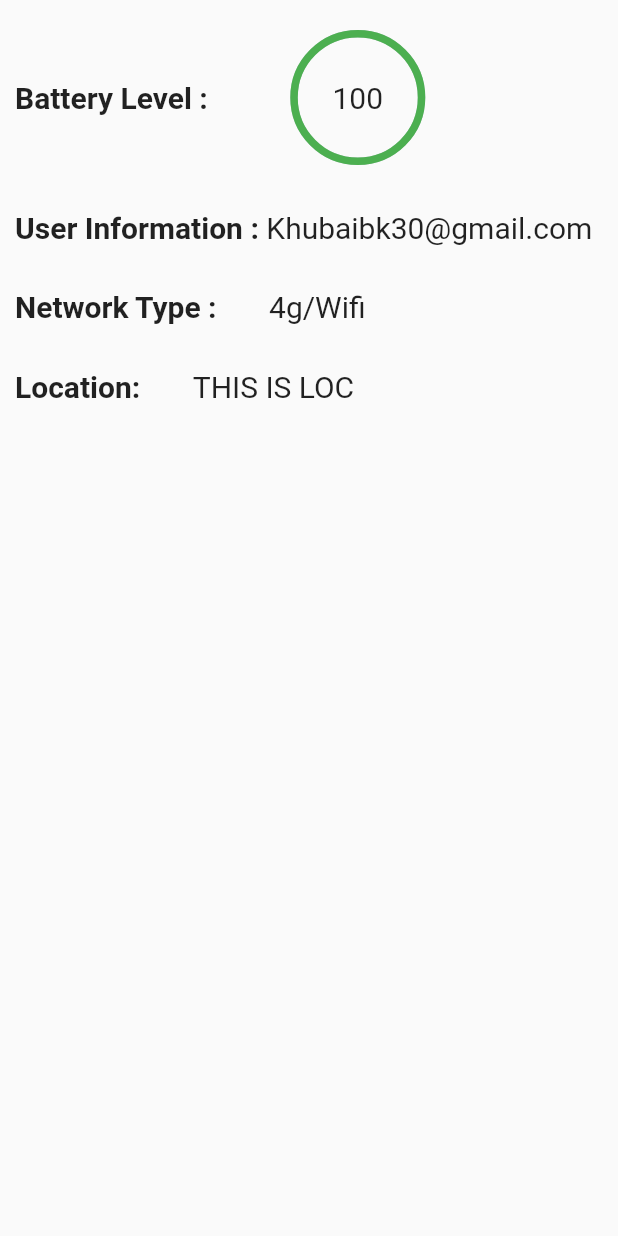
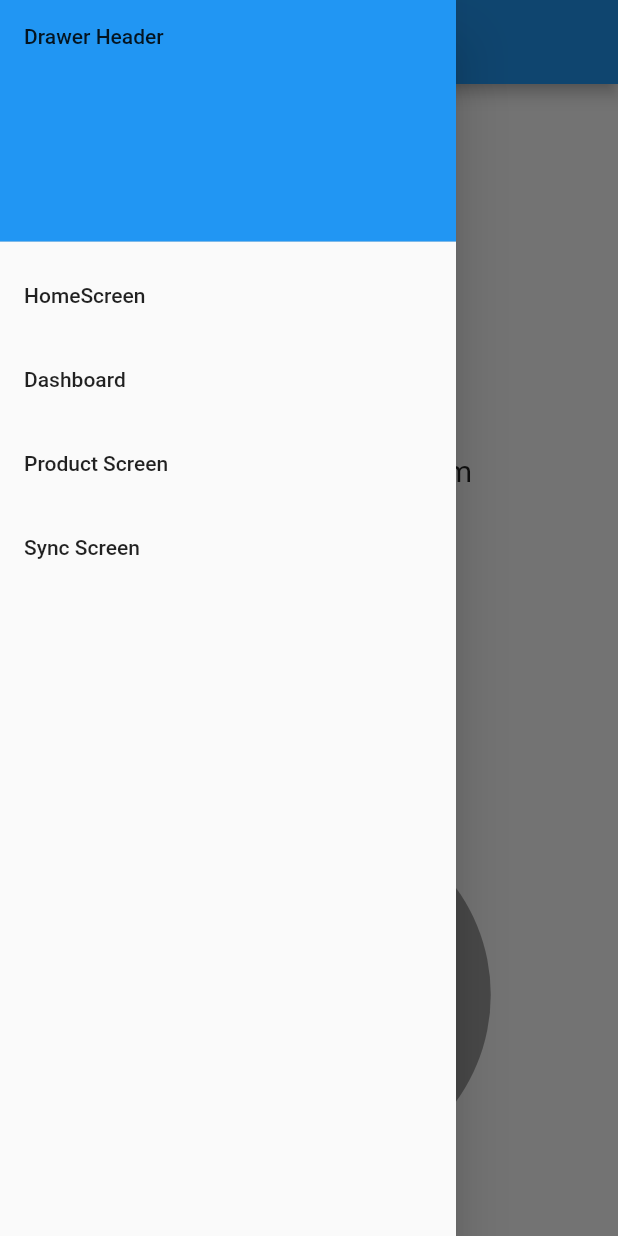
Before and after one commit to Khubaib69/flutter_technical_task_1, a Flutter app: the Dashboard screen opened directly, with the side drawer open (before the commit the screen has no drawer), on a phone screen of 412 x 824 dp. Run offline on Flutter 3.47's test engine with Material 2 defaults, Android fonts, the phone set to English and light mode, and no system bars; drawn by our look-alikes of percent_indicator, pie_chart; our stand-ins replace battery, geolocator, google_maps_flutter; missing offline and left inert: disk_space, system_info; statements that could not run were skipped.

```diff
--- a/lib/main.dart
+++ b/lib/main.dart
@@ -25,7 +25,7 @@ class MyApp extends StatelessWidget {
         // is not restarted.
         primarySwatch: Colors.blue,
       ),
-      home: const HomeScreen(),
+      home: const MyApp(),
     );
   }
 }
--- a/lib/screen/dashboard.dart
+++ b/lib/screen/dashboard.dart
@@ -1,9 +1,20 @@
+import 'dart:async';
+
 import 'package:flutter/material.dart';
+import 'package:google_maps_flutter/google_maps_flutter.dart';
 import 'package:percent_indicator/percent_indicator.dart';
 import 'package:disk_space/disk_space.dart';
 import 'package:battery/battery.dart';
 import 'package:system_info/system_info.dart';
 import 'package:geolocator/geolocator.dart';
+//import 'package:latlng/latlng.dart';
+import 'package:pie_chart/pie_chart.dart';
+import 'package:technical_assignment_1/main.dart';
+import 'dart:core';
+
+import 'google_maps_screen.dart';
+import 'homescreen.dart';
+
 
 class Dashboard extends StatefulWidget {
   const Dashboard({Key? key}) : super(key: key);
@@ -15,56 +26,139 @@ class Dashboard extends StatefulWidget {
 int battery = 0;
 const int MEGABYTE = 1024 * 1024;
 var locationmessage;
+int total_physical_memory=0;
+int free_physical_memory=0;
+int total_virtual_memory=0;
+int free_virtual_memory=0;
+
+
 
 class _DashboardState extends State<Dashboard> {
-  void getCurrentLocation() async {
-    var position = await Geolocator.getCurrentPosition(
+  late Position currentPosition;
+  var geolocator = Geolocator();
+
+  Completer<GoogleMapController> _controllerGoogleMap = Completer();
+  GoogleMapController? newGoogleMapController;
+
+  void lcoateposition() async {
+
+    // LocationPermission permission;
+    // permission = await Geolocator.requestPermission();
+
+
+    Position position = await Geolocator.getCurrentPosition(
         desiredAccuracy: LocationAccuracy.high);
+    currentPosition = position;
+    print("POSITION OYE ${position.latitude} and ${position.longitude}");
+    // var lastposition = await Geolocator.getLastKnownPosition();
+    //
+    // LatLng latLongPosition = LatLng(position.latitude, position.longitude);
+    // print("LatLong OYE ${latLongPosition}");
+    //
+    // CameraPosition cameraPosition =
+    //     CameraPosition(target: latLongPosition, zoom: 14);
+    //
+    // newGoogleMapController
+    //     ?.animateCamera(CameraUpdate.newCameraPosition(cameraPosition));
+    //
 
-    var lastposition = await Geolocator.getLastKnownPosition();
-
-    print(lastposition);
-
-    setState(() {
-      locationmessage =
-          "Latitude : ${position.latitude} And Longitude ${position.longitude}";
-    });
   }
 
   void battery_call() async {
-    battery = await Battery().batteryLevel;
+    var battery_percent = await Battery().batteryLevel;
+    setState(() {
+      battery = battery_percent;
+    });
 
     print("OOOOO BATTERYY OYEEE : ${battery}");
   }
+
+  void getDiskSpaceInfo(){
+    setState(() {
+      total_physical_memory= (SysInfo.getTotalPhysicalMemory() ~/ MEGABYTE);
+      free_physical_memory= (SysInfo.getFreePhysicalMemory() ~/ MEGABYTE);
+      total_virtual_memory= (SysInfo.getTotalVirtualMemory() ~/ MEGABYTE);
+      free_virtual_memory= (SysInfo.getFreeVirtualMemory() ~/ MEGABYTE);
+
+
+      print(total_physical_memory);
+      print(free_physical_memory);
+    });
+    print(
+        "Total physical memory   : ${SysInfo.getTotalPhysicalMemory() ~/ MEGABYTE} MB");
+    print(
+        "Free physical memory    : ${SysInfo.getFreePhysicalMemory() ~/ MEGABYTE} MB");
+    print(
+        "Total virtual memory    : ${SysInfo.getTotalVirtualMemory() ~/ MEGABYTE} MB");
+    print(
+        "Free virtual memory     : ${SysInfo.getFreeVirtualMemory() ~/ MEGABYTE} MB");
+    print(
+        "Virtual memory size     : ${SysInfo.getVirtualMemorySize() ~/ MEGABYTE} MB");
+  }
+
+
+
 
   @override
   void initState() {
     // TODO: implement initState
     super.initState();
+    getDiskSpaceInfo();
     battery_call();
-    getDiskSpaceInfo();
-    getCurrentLocation();
+    //getDiskSpaceInfo();
+    // lcoateposition();
+
   }
 
   @override
+  void dispose() {
+    // TODO: implement dispose
+    super.dispose();
+    Navigator.pop(context);
+  }
+
+  // static final CameraPosition _kGooglePlex =
+  //     CameraPosition(target: LatLng(37.42, -122.085), zoom: 14);
+  //
+  //
+
+
+
+
+  @override
   Widget build(BuildContext context) {
+
+
+    Map<String,double> dataforphysical={
+      "Total Physical Memory": total_physical_memory.toDouble(),
+      "Free Physical Memory": free_physical_memory.toDouble()
+    };
+    Map<String,double> dataforvirtual={
+      "Total Virtual Memory": total_virtual_memory.toDouble(),
+      "Free Virtual Memory": free_virtual_memory.toDouble()
+    };
+
+
     return SafeArea(
       child: Scaffold(
+        appBar: AppBar(title: Text("DashBoard"),),
+        drawer: DrawerWidget(),
         body: Builder(builder: (context) {
-          return Column(
+          return SingleChildScrollView(
+            child: Column(
               crossAxisAlignment: CrossAxisAlignment.center,
               children: [
                 Padding(
-                padding: const EdgeInsets.fromLTRB(10, 20, 10, 0),
-                child: Row(
+                  padding: const EdgeInsets.fromLTRB(0, 20, 0, 0),
+                  child: Column(
                     children: [
                       const Text(
                         'Battery Level : ',
-                      style:
-                          TextStyle(fontSize: 20, fontWeight: FontWeight.bold),
+                        style: TextStyle(
+                            fontSize: 20, fontWeight: FontWeight.bold),
                       ),
                       const SizedBox(
-                      width: 50,
+                        height: 20,
                       ),
                       CircularPercentIndicator(
                         radius: 90.0,
@@ -80,17 +174,17 @@ class _DashboardState extends State<Dashboard> {
                   ),
                 ),
                 Padding(
-                padding: const EdgeInsets.fromLTRB(10, 30, 10, 0),
-                child: Row(
+                  padding: const EdgeInsets.fromLTRB(0, 50, 0, 0),
+                  child: Column(
                     children: const [
                       Text(
                         'User Information : ',
-                      style:
-                          TextStyle(fontSize: 20, fontWeight: FontWeight.bold),
+                        style: TextStyle(
+                            fontSize: 20, fontWeight: FontWeight.bold),
                       ),
-                    // SizedBox(
-                    //   width: 10,
-                    // ),
+                      SizedBox(
+                        height: 20,
+                      ),
                       Text(
                         'Khubaibk30@gmail.com',
                         style: TextStyle(fontSize: 20),
@@ -99,16 +193,16 @@ class _DashboardState extends State<Dashboard> {
                   ),
                 ),
                 Padding(
-                padding: const EdgeInsets.fromLTRB(10, 30, 10, 0),
-                child: Row(
+                  padding: const EdgeInsets.fromLTRB(0, 50, 0, 0),
+                  child: Column(
                     children: const [
                       Text(
                         'Network Type : ',
-                      style:
-                          TextStyle(fontSize: 20, fontWeight: FontWeight.bold),
+                        style: TextStyle(
+                            fontSize: 20, fontWeight: FontWeight.bold),
                       ),
                       SizedBox(
-                      width: 30,
+                        height: 20,
                       ),
                       Text(
                         '4g/Wifi',
@@ -117,60 +211,97 @@ class _DashboardState extends State<Dashboard> {
                     ],
                   ),
                 ),
+                // Container(
+                //   height: 400,
+                //   width: 400,
+                //   child: GoogleMap(
+                //     mapType: MapType.normal,
+                //     myLocationButtonEnabled: true,
+                //     initialCameraPosition: _kGooglePlex,
+                //     myLocationEnabled: true,
+                //     zoomGesturesEnabled: true,
+                //     onMapCreated: (GoogleMapController controller) {
+                //       newGoogleMapController = controller;
+                //       _controllerGoogleMap.complete();
+                //
+                //       lcoateposition();
+                //     },
+                //   ),
+                // ),
+
                 Padding(
-                padding: const EdgeInsets.fromLTRB(10, 30, 10, 0),
-                child: Row(
-                  children: const [
-                    Text(
-                      'Location: ',
-                      style:
-                          TextStyle(fontSize: 20, fontWeight: FontWeight.bold),
+                  padding: const EdgeInsets.fromLTRB(0, 50, 0, 0),
+                  child: Column(
+                    children: [
+                      const Text(
+                        'Physical Memory : ',
+                        style: TextStyle(
+                            fontSize: 20, fontWeight: FontWeight.bold),
+                        textAlign: TextAlign.left,
                       ),
+                      const SizedBox(
+                        height: 20,
+                      ),
+                      PieChart(
+                        dataMap: dataforphysical,
+                        chartRadius: MediaQuery.of(context).size.width/1.7,
+                        legendOptions: const LegendOptions(
+                            legendPosition: LegendPosition.bottom
+                        ),
+                        chartValuesOptions: const ChartValuesOptions(
+                          showChartValuesInPercentage: true,
+                        ),
+                      )
+                    ],
+                  ),
+                ),
+                Padding(
+                  padding: const EdgeInsets.fromLTRB(0, 50, 0, 0),
+                  child: Column(
+                    children: [
+                      const Text(
+                        'Virtual Memory : ',
+                        style: TextStyle(
+                            fontSize: 20, fontWeight: FontWeight.bold),
+                        textAlign: TextAlign.left,
+                      ),
+                      const SizedBox(
+                        height: 20,
+                      ),
+                      PieChart(
+                        dataMap: dataforvirtual,
+                        chartRadius: MediaQuery.of(context).size.width/1.7,
+                        legendOptions: const LegendOptions(
+                            legendPosition: LegendPosition.bottom
+                        ),
+                        chartValuesOptions: const ChartValuesOptions(
+                          showChartValuesInPercentage: true,
+                        ),
+                      )
+
+                    ],
+                  ),
+                ),
+                const SizedBox(
+                  height: 40,
+                ),
+                FlatButton(onPressed: (){
+                  Navigator.push(context, MaterialPageRoute(builder: (context)=> GoogleMapScreen()));
+                }, child:
+                Container(
+                    padding: const EdgeInsets.fromLTRB(40, 10, 40, 10),
+                    color: Colors.blueAccent,
+                    child: Text("GOOGLE MAPS!",style: TextStyle(fontSize: 22,color: Colors.white),)
+                )
+                  ,),
                 SizedBox(
-                      width: 30,
-                    ),
-                    Text(
-                      'THIS IS LOC',
-                      style: TextStyle(fontSize: 20),
+                  height: 40,
                 ),
               ],
             ),
-              )
-            ],
           );
         }),
       ),
     );
   }
 }
-
-//print(SysInfo.getTotalPhysicalMemory());
-// print(SysInfo.getFreePhysicalMemory());
-// print(SysInfo.getTotalVirtualMemory());
-// print(SysInfo.getFreeVirtualMemory());
-// print(SysInfo.getVirtualMemorySize());
-
-void getDiskSpaceInfo() async {
-  // print(SysInfo.getTotalPhysicalMemory());
-  // print(SysInfo.getFreePhysicalMemory());
-  // print(SysInfo.getTotalVirtualMemory());
-  // print(SysInfo.getFreeVirtualMemory());
-  // print(SysInfo.getVirtualMemorySize());
-
-  print(
-      "Total physical memory   : ${SysInfo.getTotalPhysicalMemory() ~/ MEGABYTE} MB");
-  print(
-      "Free physical memory    : ${SysInfo.getFreePhysicalMemory() ~/ MEGABYTE} MB");
-  print(
-      "Total virtual memory    : ${SysInfo.getTotalVirtualMemory() ~/ MEGABYTE} MB");
-  print(
-      "Free virtual memory     : ${SysInfo.getFreeVirtualMemory() ~/ MEGABYTE} MB");
-  print(
-      "Virtual memory size     : ${SysInfo.getVirtualMemorySize() ~/ MEGABYTE} MB");
-
-  // double diskSpace = 0;
-
-  // diskSpace = await DiskSpace.getFreeDiskSpace as double;
-  // print(" OOOOOO DISK OYE ${diskSpace}");
-  // print(await DiskSpace.getTotalDiskSpace);
-}
--- a/lib/screen/homescreen.dart
+++ b/lib/screen/homescreen.dart
@@ -1,152 +1,163 @@
+// import 'package:flutter/material.dart';
+// import 'package:technical_assignment_1/screen/dashboard.dart';
+//
+// class HomeScreen extends StatefulWidget {
+//   const HomeScreen({Key? key}) : super(key: key);
+//
+//   @override
+//   _HomeScreenState createState() => _HomeScreenState();
+// }
+//
+// class _HomeScreenState extends State<HomeScreen> {
+//   @override
+//   Widget build(BuildContext context) {
+//     return Scaffold(
+//       body: TabBarDemo(),
+//     );
+//   }
+// }
+//
+// class TabBarDemo extends StatelessWidget {
+//   const TabBarDemo({Key? key}) : super(key: key);
+//
+//   @override
+//   Widget build(BuildContext context) {
+//     return MaterialApp(
+//       home: DefaultTabController(
+//         length: 3,
+//         child: Scaffold(
+//           appBar: AppBar(
+//             bottom: const TabBar(
+//               tabs: [
+//                 Tab(
+//                   text: "DashBoard",
+//                 ),
+//                 Tab(
+//                   text: "Product Screen",
+//                 ),
+//                 Tab(
+//                   text: "Sync Screen",
+//                 ),
+//               ],
+//             ),
+//             title: const Text('The Tab View'),
+//           ),
+//           body: const TabBarView(
+//             children: [
+//               Dashboard(),
+//               // Icon(Icons.directions_car),
+//               Icon(Icons.directions_transit),
+//               Icon(Icons.directions_bike),
+//             ],
+//           ),
+//         ),
+//       ),
+//     );
+//   }
+// }
+
+
 import 'package:flutter/material.dart';
 import 'package:technical_assignment_1/screen/dashboard.dart';
 
-class HomeScreen extends StatefulWidget {
-  const HomeScreen({Key? key}) : super(key: key);
+void main() => runApp(const MyApp());
+
+class MyApp extends StatelessWidget {
+  const MyApp({Key? key}) : super(key: key);
+
+  static const appTitle = 'Drawer Demo';
 
   @override
-  _HomeScreenState createState() => _HomeScreenState();
-}
-
-class _HomeScreenState extends State<HomeScreen> {
-  @override
   Widget build(BuildContext context) {
-    return Scaffold(
-      body: TabBarDemo(),
+    return const MaterialApp(
+      title: appTitle,
+      home: MyHomePage(),
     );
   }
 }
 
-class TabBarDemo extends StatelessWidget {
-  const TabBarDemo({Key? key}) : super(key: key);
+class MyHomePage extends StatelessWidget {
+  const MyHomePage({Key? key}) : super(key: key);
 
   @override
   Widget build(BuildContext context) {
-    return MaterialApp(
-      home: DefaultTabController(
-        length: 3,
-        child: Scaffold(
-          appBar: AppBar(
-            bottom: const TabBar(
-              tabs: [
-                Tab(
-                  text: "DashBoard",
-                ),
-                Tab(
-                  text: "Product Screen",
-                ),
-                Tab(
-                  text: "Sync Screen",
-                ),
-              ],
+    return Scaffold(
+      appBar: AppBar(title: Text("My Home Page")),
+      body: const Center(
+        child: Text('My Page!'),
+      ),
+      drawer: DrawerWidget(),
+    );
+  }
+}
+
+
+class DrawerWidget extends StatefulWidget {
+  const DrawerWidget({Key? key}) : super(key: key);
+
+  @override
+  _DrawerWidgetState createState() => _DrawerWidgetState();
+}
+
+class _DrawerWidgetState extends State<DrawerWidget> {
+  @override
+  Widget build(BuildContext context) {
+    return Drawer(
+      child: ListView(
+        padding: EdgeInsets.zero,
+        children: [
+          const DrawerHeader(
+            decoration: BoxDecoration(
+              color: Colors.blue,
             ),
-            title: const Text('The Tab View'),
+            child: Text('Drawer Header'),
           ),
-          body: const TabBarView(
-            children: [
-              Dashboard(),
-              // Icon(Icons.directions_car),
-              Icon(Icons.directions_transit),
-              Icon(Icons.directions_bike),
-            ],
+          ListTile(
+            title: const Text('HomeScreen'),
+            onTap: () {
+              onItemPressed(context,0);
+              // Navigator.pop(context);
+            },
           ),
-        ),
+          ListTile(
+            title: const Text('Dashboard'),
+            onTap: () {
+              onItemPressed(context,1);
+            },
+          ),
+          ListTile(
+            title: const Text('Product Screen'),
+            onTap: () {
+              // Update the state of the app
+              // ...
+              // Then close the drawer
+              Navigator.pop(context);
+            },
+          ),
+          ListTile(
+            title: const Text('Sync Screen'),
+            onTap: () {
+              // Update the state of the app
+              // ...
+              // Then close the drawer
+              Navigator.pop(context);
+            },
+          ),
+        ],
       ),
     );
   }
 }
 
-// class Dashboard extends StatefulWidget {
-//   const Dashboard({Key? key}) : super(key: key);
 
-//   @override
-//   _DashboardState createState() => _DashboardState();
-// }
+void onItemPressed(BuildContext context,int index){
+  switch(index){
+    case 0:
+      Navigator.push(context, MaterialPageRoute(builder: (context)=> MyHomePage()));
+      break;
 
-// class _DashboardState extends State<Dashboard> {
-//   @override
-//   Widget build(BuildContext context) {
-//     return Scaffold(
-//       body: Column(
-//         children: [
-//           new CircularPercentIndicator(
-//             radius: 60.0,
-//             lineWidth: 5.0,
-//             percent: 1.0,
-//             center: new Text("100%"),
-//             progressColor: Colors.green,
-//           )
-//         ],
-//       ),
-//     );
-//   }
-// }
-
-// import 'package:flutter/material.dart';
-
-// void main() => runApp(const MyApp());
-
-// class MyApp extends StatelessWidget {
-//   const MyApp({Key? key}) : super(key: key);
-
-//   static const appTitle = 'Drawer Demo';
-
-//   @override
-//   Widget build(BuildContext context) {
-//     return const MaterialApp(
-//       title: appTitle,
-//       home: MyHomePage(title: appTitle),
-//     );
-//   }
-// }
-
-// class MyHomePage extends StatelessWidget {
-//   const MyHomePage({Key? key, required this.title}) : super(key: key);
-
-//   final String title;
-
-//   @override
-//   Widget build(BuildContext context) {
-//     return Scaffold(
-//       appBar: AppBar(title: Text(title)),
-//       body: const Center(
-//         child: Text('My Page!'),
-//       ),
-//       drawer: Drawer(
-//         // Add a ListView to the drawer. This ensures the user can scroll
-//         // through the options in the drawer if there isn't enough vertical
-//         // space to fit everything.
-//         child: ListView(
-//           // Important: Remove any padding from the ListView.
-//           padding: EdgeInsets.zero,
-//           children: [
-//             const DrawerHeader(
-//               decoration: BoxDecoration(
-//                 color: Colors.blue,
-//               ),
-//               child: Text('Drawer Header'),
-//             ),
-//             ListTile(
-//               title: const Text('Item 1'),
-//               onTap: () {
-//                 // Update the state of the app
-//                 // ...
-//                 // Then close the drawer
-//                 Navigator.pop(context);
-//               },
-//             ),
-//             ListTile(
-//               title: const Text('Item 2'),
-//               onTap: () {
-//                 // Update the state of the app
-//                 // ...
-//                 // Then close the drawer
-//                 Navigator.pop(context);
-//               },
-//             ),
-//           ],
-//         ),
-//       ),
-//     );
-//   }
-// }
+    case 1:
+      Navigator.push(context, MaterialPageRoute(builder: (context)=> Dashboard()));
+      break;
+  }
+}
--- a/pubspec.yaml
+++ b/pubspec.yaml
@@ -39,6 +39,8 @@ dependencies:
   battery: ^2.0.3
   system_info: ^1.0.1
   geolocator: ^8.0.1
+  google_maps_flutter: ^2.1.1
+  pie_chart: ^5.1.0
 
 dev_dependencies:
   flutter_test:
```
Also changed, not shown: lib/screen/google_maps_screen.dart (added, +79 -0 lines), 2 other files. Lines whose indentation alone changed are shown as unchanged.
